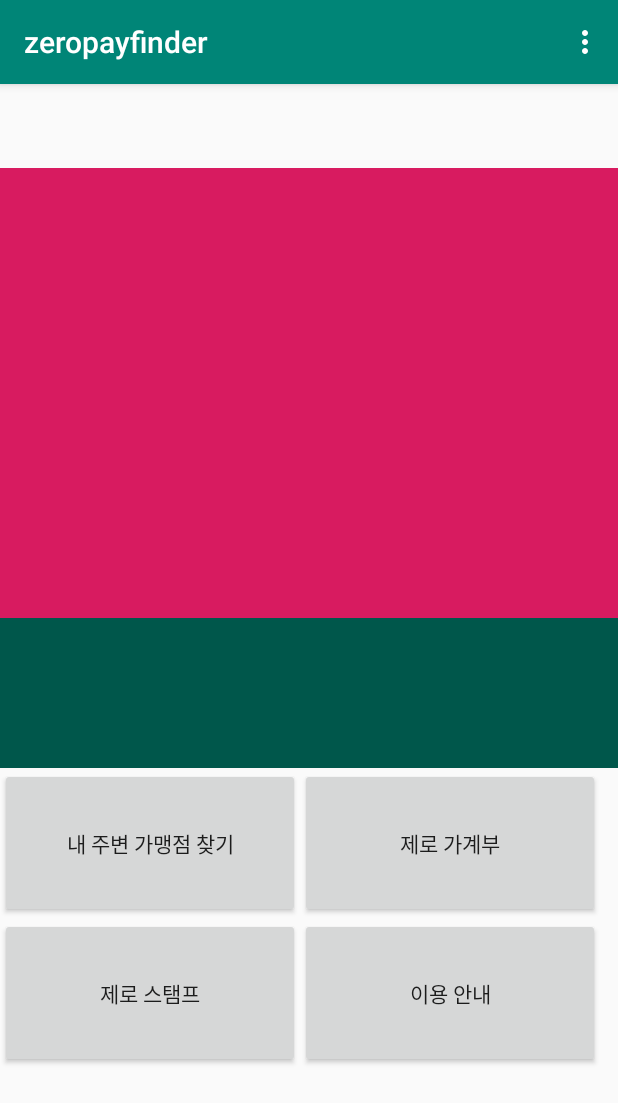
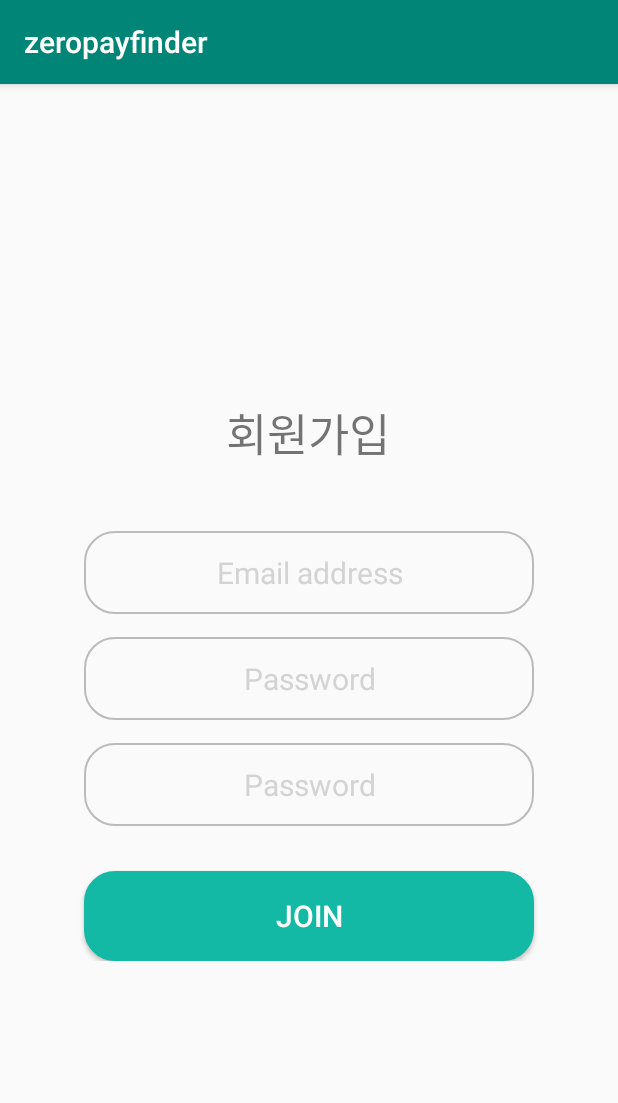
Before and after one commit to 2019seoul-mju/HelloZero, an Android app: the screen it shows after launch (MainActivity before the commit, join after it), in the options menu, after a tap on "join", on a phone screen of 412 x 824 dp. Shown: the top 1103 px of the screen. Run offline under Robolectric (Android 15) with nearby library versions, the phone set to English and light mode, and no system bars; our stand-ins replace navigation-ui.

Commit message:
회원가입 화면

```diff
--- a/app/src/main/AndroidManifest.xml
+++ b/app/src/main/AndroidManifest.xml
@@ -17,6 +17,7 @@
         <activity android:name=".stamp" />
         <activity android:name=".moneyBook" />
         <activity android:name=".login" />
+        <activity android:name=".join" />
 
         <!--
              The API key for Google Maps-based APIs is defined as a string resource.
--- a/app/src/main/java/com/example/zeropayfinder/MainActivity.java
+++ b/app/src/main/java/com/example/zeropayfinder/MainActivity.java
@@ -101,15 +101,19 @@ public class MainActivity extends AppCompatActivity {
             Toast.makeText(this, "홈아이콘 클릭", Toast.LENGTH_SHORT).show();
             return true;
         }
+        //로그인
         if (id == R.id.navigation_home) {
 
             Intent intent = new Intent(getApplicationContext(),login.class);
-            startActivity(intent);//액티비티 띄우기
+            startActivity(intent);
 
             return true;
         }
+        //회원가입
         if (id == R.id.navigation_dashboard) {
-            Toast.makeText(this, "회원가입 클릭", Toast.LENGTH_SHORT).show();
+            Intent intent = new Intent(getApplicationContext(),join.class);
+            startActivity(intent);
+
             return true;
         }
 
--- /dev/null
+++ b/app/src/main/java/com/example/zeropayfinder/join.java
@@ -0,0 +1,14 @@
+package com.example.zeropayfinder;
+
+import androidx.appcompat.app.AppCompatActivity;
+
+import android.os.Bundle;
+
+public class join extends AppCompatActivity {
+
+    @Override
+    protected void onCreate(Bundle savedInstanceState) {
+        super.onCreate(savedInstanceState);
+        setContentView(R.layout.activity_join);
+    }
+}
--- /dev/null
+++ b/app/src/main/res/layout/activity_join.xml
@@ -0,0 +1,94 @@
+<?xml version="1.0" encoding="utf-8"?>
+<FrameLayout xmlns:android="http://schemas.android.com/apk/res/android"
+    xmlns:app="http://schemas.android.com/apk/res-auto"
+    xmlns:tools="http://schemas.android.com/tools"
+    android:id="@+id/login"
+    android:layout_width="match_parent"
+    android:layout_height="match_parent"
+    tools:context=".join">
+
+
+
+    <LinearLayout
+        android:layout_width="match_parent"
+        android:layout_height="wrap_content"
+        android:orientation="vertical"
+        android:layout_gravity="center">
+
+
+        <TextView
+            android:id="@+id/join_app_logo"
+            android:layout_width="258dp"
+            android:layout_height="100dp"
+            android:layout_gravity="center"
+            android:gravity="center"
+            android:text="회원가입"
+            android:textSize="30sp"
+            android:layout_weight="1"
+            android:adjustViewBounds="true" />
+
+
+        <EditText
+            android:id="@+id/user_email_join"
+            android:layout_width="300dp"
+            android:layout_height="55dp"
+            android:layout_gravity="center_horizontal"
+            android:background="@drawable/rounded_login"
+            android:layout_marginTop="15dp"
+            android:hint="Email address"
+            android:textAlignment="center"
+            android:maxLength="25"
+            android:maxLines="1"
+            android:textColor="#FFFFFF"
+            android:textColorHint="#d3d3d3"
+            android:textSize="20dp"
+            android:layout_weight="1"/>
+
+        <EditText
+            android:id="@+id/user_password_join"
+            android:layout_width="300dp"
+            android:layout_height="55dp"
+            android:layout_gravity="center_horizontal"
+            android:background="@drawable/rounded_login"
+            android:layout_marginTop="15dp"
+            android:hint="Password"
+            android:textAlignment="center"
+            android:inputType="textPassword"
+            android:textColorHint="#d3d3d3"
+            android:maxLength="16"
+            android:maxLines="1"
+            android:textColor="#FFFFFF"
+            android:textSize="20dp"
+            android:layout_weight="1"/>
+        <EditText
+            android:id="@+id/user_name_join"
+            android:layout_width="300dp"
+            android:layout_height="55dp"
+            android:layout_gravity="center_horizontal"
+            android:background="@drawable/rounded_login"
+            android:layout_marginTop="15dp"
+            android:hint="Password"
+            android:textAlignment="center"
+            android:inputType="textPassword"
+            android:textColorHint="#d3d3d3"
+            android:maxLength="16"
+            android:maxLines="1"
+            android:textColor="#FFFFFF"
+            android:textSize="20dp"
+            android:layout_weight="1"/>
+
+        <Button
+            android:id="@+id/join_button"
+            android:layout_width="300dp"
+            android:layout_height="60dp"
+            android:layout_marginTop="30dp"
+            android:layout_gravity="center_horizontal"
+            android:background="@drawable/rounded_login_button"
+            android:text="Join"
+            android:textAlignment="center"
+            android:textColor="#FFFFFF"
+            android:textSize="20dp"
+            android:layout_weight="1"/>
+    </LinearLayout>
+
+</FrameLayout>
```
